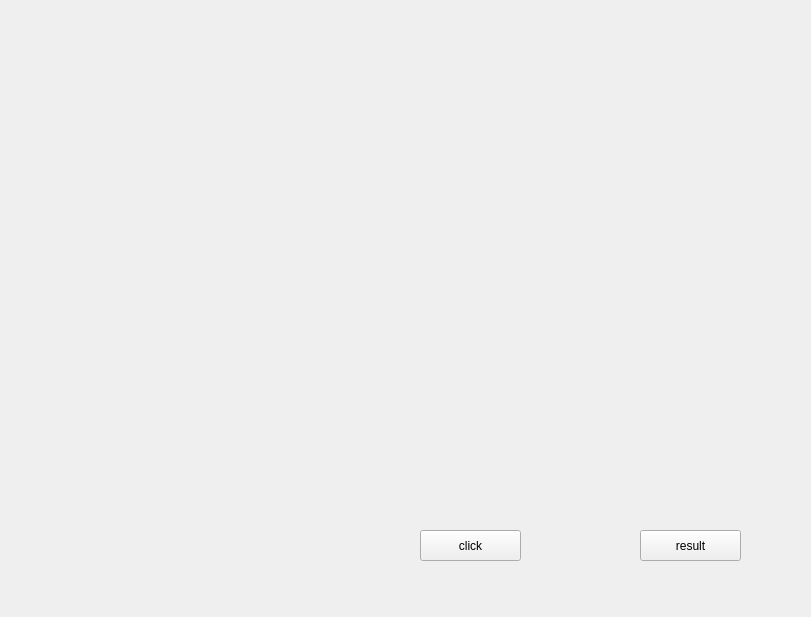
This is mainwindow.ui in ChenDream/MineSweep as Qt 5 draws it before an edit. The edited form follows.
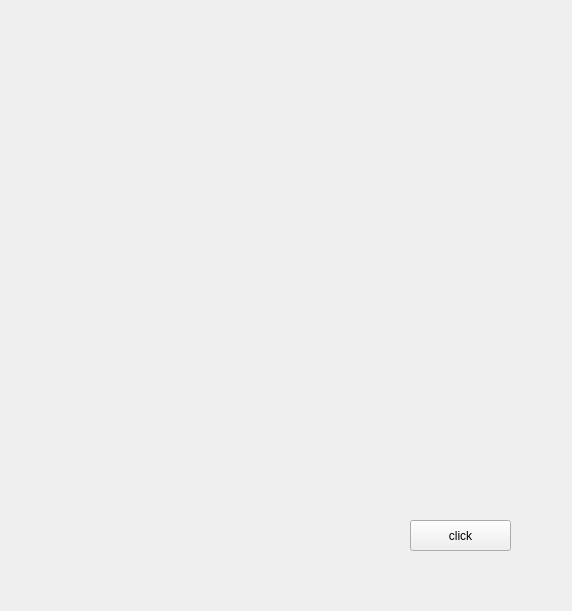
This is the edited form.

Commit message: add 9x9 ui for testing algorithm

Diff of the .ui file:
```diff
--- a/mainwindow.ui
+++ b/mainwindow.ui
@@ -6,32 +6,19 @@
    <rect>
     <x>0</x>
     <y>0</y>
-    <width>811</width>
-    <height>617</height>
+    <width>572</width>
+    <height>611</height>
    </rect>
   </property>
   <property name="windowTitle">
    <string>Minesweeper</string>
   </property>
   <widget class="QWidget" name="centralWidget">
-   <widget class="QPushButton" name="result">
-    <property name="geometry">
-     <rect>
-      <x>640</x>
-      <y>530</y>
-      <width>101</width>
-      <height>31</height>
-     </rect>
-    </property>
-    <property name="text">
-     <string>result</string>
-    </property>
-   </widget>
    <widget class="QPushButton" name="click">
     <property name="geometry">
      <rect>
-      <x>420</x>
-      <y>530</y>
+      <x>410</x>
+      <y>520</y>
       <width>101</width>
       <height>31</height>
      </rect>
```
Left out of the diff: 13 changed lines with no effect on the pictures. The commit also changes 3 other files.
